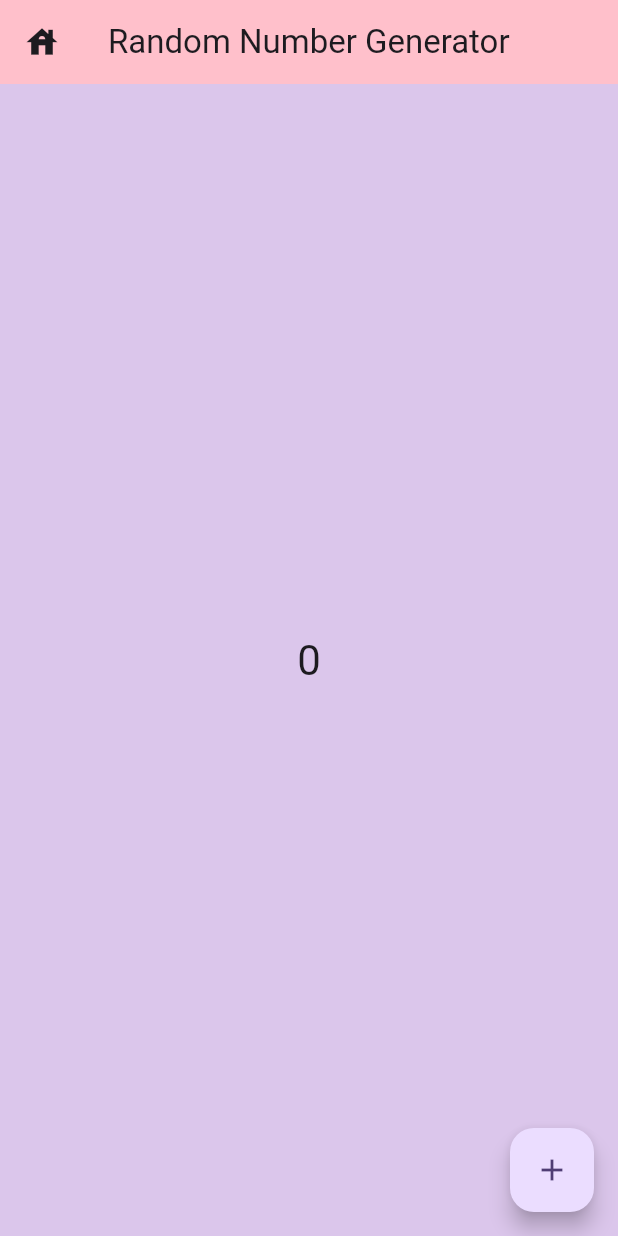
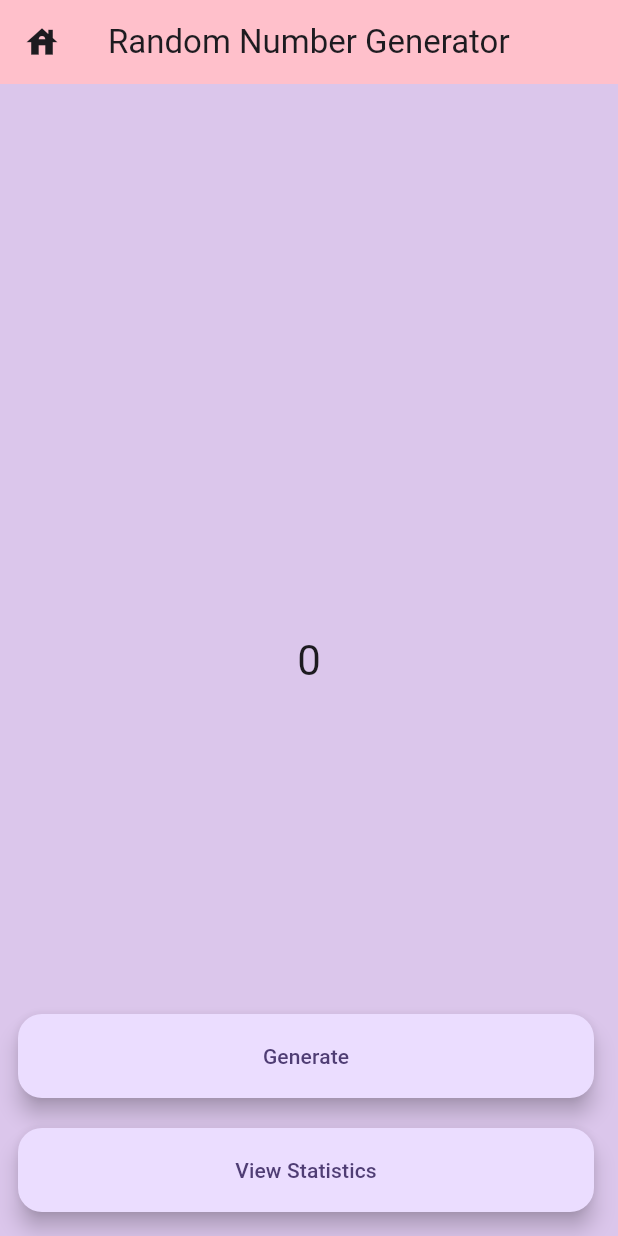
Before and after one commit to FarisZulfequar/FarisZ_Flutter_Assignment1, a Flutter app: the screen it shows after launch, on a phone screen of 412 x 824 dp. Run offline on Flutter 3.47's test engine with Material 3 defaults, Android fonts, the phone set to English and light mode, and no system bars.

Commit message:
Added 2 buttons and centered them at the bottom of the screen

```diff
--- a/lib/main.dart
+++ b/lib/main.dart
@@ -45,15 +45,20 @@ class _MyHomePageState extends State<MyHomePage> {
         child: Column(
           mainAxisAlignment: .center,
           children: [
-            Text('0', style: Theme.of(context).textTheme.headlineMedium),
+            Text('0', style: Theme.of(context).textTheme.headlineMedium, textAlign: TextAlign.center,),
           ],
         ),
       ),
-      floatingActionButton: FloatingActionButton(
-        onPressed: null,
-        tooltip: 'Increment',
-        child: const Icon(Icons.add),
-      ),
+      floatingActionButton: Center(
+        child: Column(
+          mainAxisAlignment: MainAxisAlignment.end,
+          children: [
+            Padding(padding: EdgeInsets.only(left: 28), child: SizedBox(width: double.infinity, child: FloatingActionButton( onPressed: null, tooltip: 'Increment', child: Text('Generate')))),
+            SizedBox(height: 20),
+            Padding(padding: EdgeInsets.only(left : 28), child: SizedBox(width : double.infinity, child : FloatingActionButton( onPressed: null, tooltip: 'Increment', child: Text('View Statistics', textAlign: TextAlign.center))))
+        ,]
+        ),
+      )
     );
   }
 }
```
